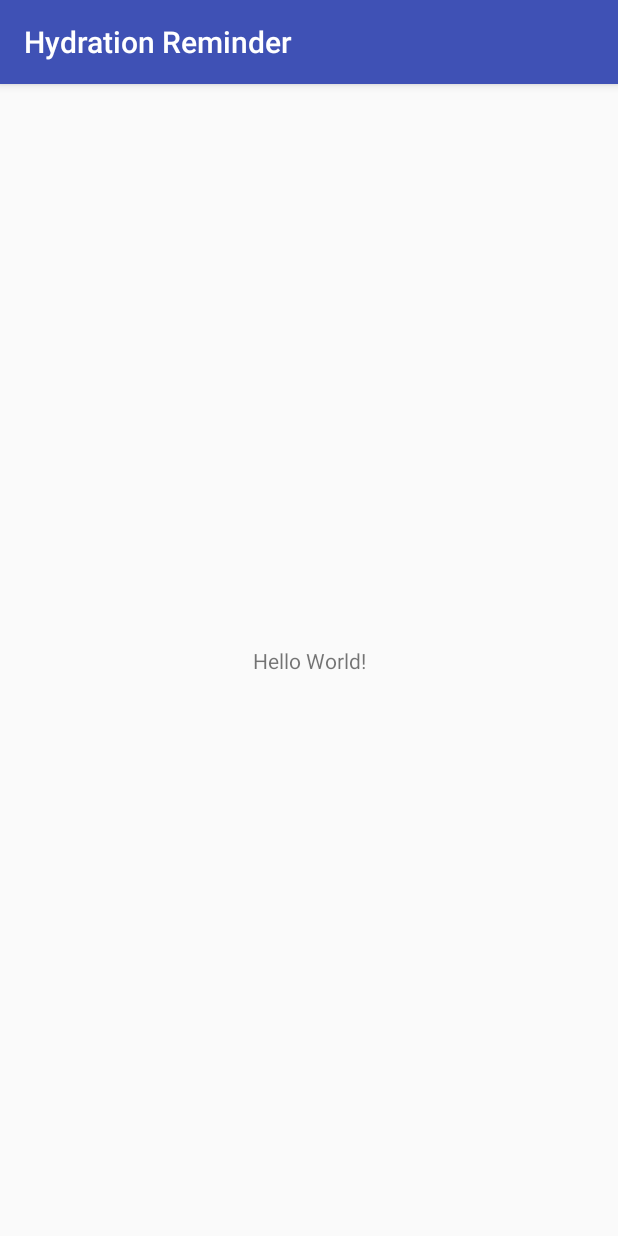
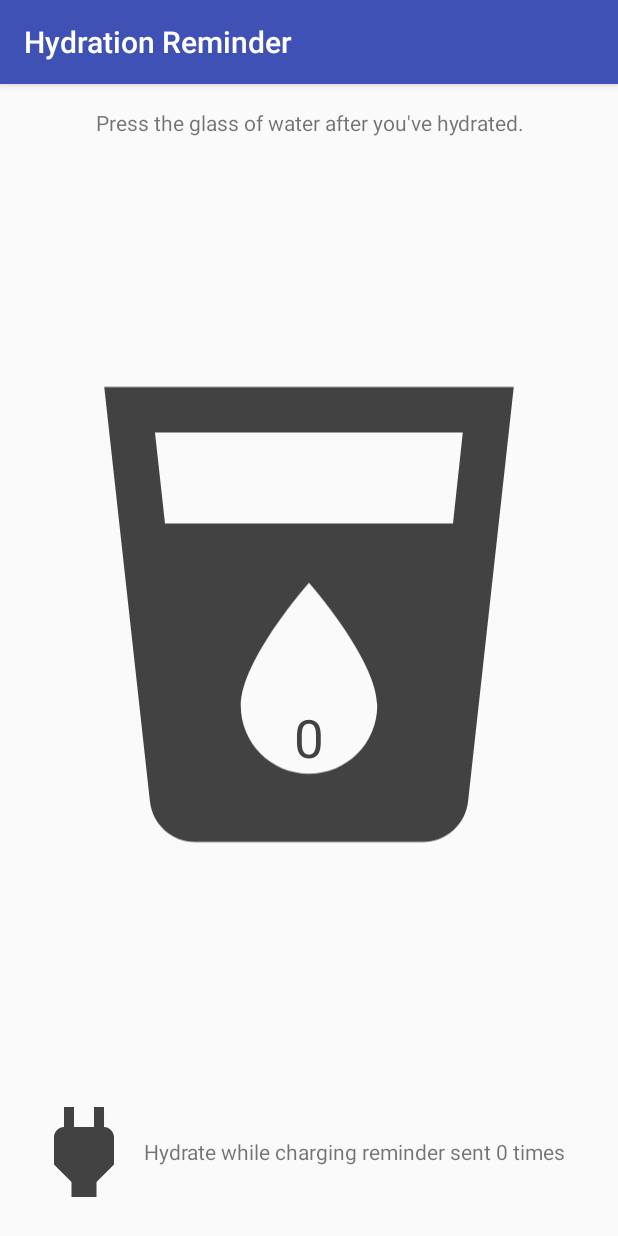
Before and after one commit to sagarkhursale/Hydration-Reminder, an Android app: the screen it shows after launch (MainActivity), on a phone screen of 412 x 824 dp. Run offline under Robolectric (Android 15) with nearby library versions, the phone set to English and light mode, and no system bars.

Commit message:
MainActivity ui done.

```diff
--- a/app/src/main/java/com/sagar/hydrationreminder/MainActivity.java
+++ b/app/src/main/java/com/sagar/hydrationreminder/MainActivity.java
@@ -2,14 +2,37 @@ package com.sagar.hydrationreminder;
 
 import android.support.v7.app.AppCompatActivity;
 import android.os.Bundle;
+import android.view.View;
+import android.widget.ImageView;
+import android.widget.TextView;
 
 
 public class MainActivity extends AppCompatActivity {
+
+    // Views
+    private TextView mWaterCountDisplay;
+    private TextView mChargingCountDisplay;
+    private ImageView mChargingImageView;
+
 
     @Override
     protected void onCreate(Bundle savedInstanceState) {
         super.onCreate(savedInstanceState);
         setContentView(R.layout.activity_main);
+
+        mWaterCountDisplay = findViewById(R.id.tv_water_count);
+        mChargingCountDisplay = findViewById(R.id.tv_charging_reminder_count);
+        mChargingImageView = findViewById(R.id.iv_power_increment);
+
+
+
+        // end
+    }
+
+
+
+    // Image Button -Water_Increment..
+    public void incrementWater(View view) {
     }
 
 
--- a/app/src/main/res/layout/activity_main.xml
+++ b/app/src/main/res/layout/activity_main.xml
@@ -1,18 +1,90 @@
 <?xml version="1.0" encoding="utf-8"?>
-<android.support.constraint.ConstraintLayout xmlns:android="http://schemas.android.com/apk/res/android"
-    xmlns:app="http://schemas.android.com/apk/res-auto"
+<LinearLayout xmlns:android="http://schemas.android.com/apk/res/android"
     xmlns:tools="http://schemas.android.com/tools"
+    android:id="@+id/activity_main"
     android:layout_width="match_parent"
     android:layout_height="match_parent"
-    tools:context=".MainActivity">
+    android:orientation="vertical"
+    android:padding="16dp"
+    tools:context="com.sagar.hydrationreminder.MainActivity">
+
 
     <TextView
+        android:id="@+id/tv_instructions"
+        android:layout_width="match_parent"
+        android:layout_height="wrap_content"
+        android:gravity="center"
+        android:text="@string/instructions" />
+
+
+    <FrameLayout
+        android:id="@+id/fl_water_increment"
+        android:layout_width="match_parent"
+        android:layout_height="0dp"
+        android:layout_weight="1">
+
+        <ImageButton
+            android:id="@+id/ib_water_increment"
+            android:layout_width="match_parent"
+            android:layout_height="match_parent"
+            android:background="?attr/selectableItemBackgroundBorderless"
+            android:contentDescription="@string/water_increment_content_desc"
+            android:onClick="incrementWater"
+            android:padding="8dp"
+            android:scaleType="fitCenter"
+            android:src="@drawable/ic_local_drink_grey_120px" />
+
+        <LinearLayout
+            android:layout_width="match_parent"
+            android:layout_height="match_parent"
+            android:orientation="vertical">
+
+            <!-- Centering TextView within image -->
+            <View
+                android:layout_width="0dp"
+                android:layout_height="0dp"
+                android:layout_weight="64"
+                android:visibility="invisible" />
+
+            <TextView
+                android:id="@+id/tv_water_count"
+                android:layout_width="wrap_content"
+                android:layout_height="wrap_content"
+                android:layout_gravity="center"
+                android:text="@string/default_water_count"
+                android:textColor="#424242"
+                android:textSize="35sp" />
+
+            <View
+                android:layout_width="0dp"
+                android:layout_height="0dp"
+                android:layout_weight="36"
+                android:visibility="invisible" />
+        </LinearLayout>
+    </FrameLayout>
+
+
+    <RelativeLayout
+        android:id="@+id/fl_charge_increment"
         android:layout_width="wrap_content"
-        android:layout_height="wrap_content"
-        android:text="Hello World!"
-        app:layout_constraintBottom_toBottomOf="parent"
-        app:layout_constraintLeft_toLeftOf="parent"
-        app:layout_constraintRight_toRightOf="parent"
-        app:layout_constraintTop_toTopOf="parent" />
+        android:layout_height="wrap_content">
 
-</android.support.constraint.ConstraintLayout>
+        <ImageView
+            android:id="@+id/iv_power_increment"
+            android:layout_width="wrap_content"
+            android:layout_height="wrap_content"
+            android:contentDescription="@string/charging_plug_content_desc"
+            android:src="@drawable/ic_power_grey_80px" />
+
+        <TextView
+            android:id="@+id/tv_charging_reminder_count"
+            android:layout_width="wrap_content"
+            android:layout_height="wrap_content"
+            android:layout_centerVertical="true"
+            android:layout_marginEnd="16dp"
+            android:layout_toEndOf="@id/iv_power_increment"
+            android:text="@string/default_charge_notification_count" />
+
+    </RelativeLayout>
+
+</LinearLayout>
--- a/app/src/main/res/values/strings.xml
+++ b/app/src/main/res/values/strings.xml
@@ -1,3 +1,27 @@
 <resources>
     <string name="app_name">Hydration Reminder</string>
+
+    <!-- Strings for the MainActivity -->
+    <string name="instructions">
+        Press the glass of water after you\'ve hydrated.</string>
+    <string name="water_increment_content_desc">Press to record drinking water</string>
+    <string name="charging_plug_content_desc">charging plug image</string>
+
+    <string name="default_water_count">0</string>
+    <string name="default_charge_notification_count">Hydrate while charging reminder sent 0 times</string>
+
+    <plurals name="charge_notification_count">
+        <item quantity="zero">Hydrate while charging reminder sent %d times</item>
+        <item quantity="one">Hydrate while charging reminder sent %d time</item>
+        <item quantity="other">Hydrate while charging reminder sent %d times</item>
+    </plurals>
+
+
+    <!-- Strings for Notifications and Toasts -->
+    <string name="water_chug_toast">GLUG GLUG GLUG</string>
+
+    <string name="charging_reminder_notification_title">Device Charging - Where\'s that water?</string>
+    <string name="charging_reminder_notification_body">There\'s never a better time to drink water than when you know your phone is charging. Drink up!</string>
+    <string name="main_notification_channel_name">Primary</string>
+
 </resources>
```
